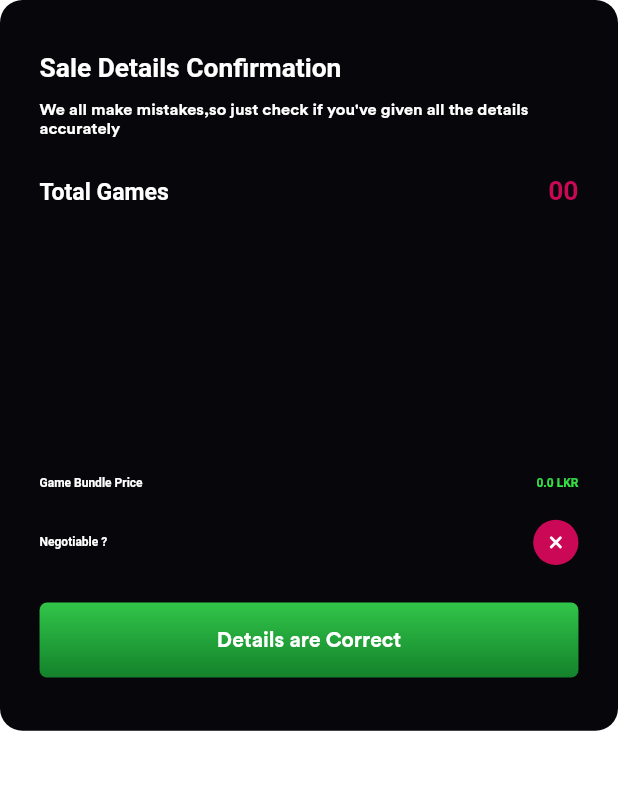
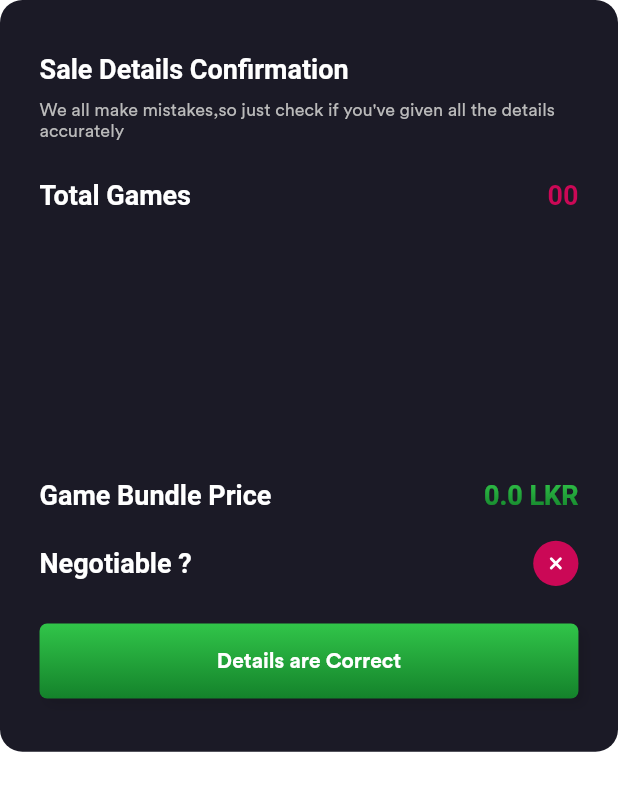
Before and after one commit to therealsuji/play-hq-flutter, a Flutter app: the CreateSaleConfirmBottomSheet widget shown alone on an empty page, opened directly, on a phone screen of 412 x 824 dp. Shown: the top 791 px of the screen. Run offline on Flutter 3.47's test engine with Material 2 defaults, Android fonts, the phone set to English and light mode, and no system bars; our stand-ins replace cached_network_image, dots_indicator, dotted_border, event_bus, firebase_auth, firebase_core and 10 more; accounts and stored records are empty; Roboto replaces fonts that are missing (Neusa Std).

Commit message:
added new color fixed routing names and refactored text styles to new

```diff
--- a/lib/helpers/app-colors.dart
+++ b/lib/helpers/app-colors.dart
@@ -25,6 +25,7 @@ const SubheadingText = Color(0xffBABABA);
 const InputFillColor = Color(0xff171B23);
 const SubContainerColor = Color(0xff171B23);
 const landingPageViewBodyColor = Color(0xffDEDFE1);
+const POPUP_COLOR = Color(0xff1B1A26);
 
 // Gradients
 const PRIMARY_GRADIENT = LinearGradient(
@@ -51,12 +52,6 @@ const GREEN_GRADIENT = LinearGradient(
   colors: [Color.fromRGBO(49, 197, 73, 1), Color.fromRGBO(20, 130, 43, 1)],
 );
 
-const LIGHT_GREEN_GRADIENT = LinearGradient(
-  begin: Alignment.topCenter,
-  end: Alignment.bottomCenter,
-  colors: [Color.fromRGBO(49, 197, 73, 1), Color.fromRGBO(54, 248, 62, 1)],
-);
-
 final Shader textPrimaryGradient = LinearGradient(
   colors: <Color>[Color(0xFFF84592), Color(0xFFD23163)],
 ).createShader(Rect.fromLTWH(0.0, 0.0, 200.0, 70.0));
--- a/lib/screens/create_sale/widgets/create-sale-confirm-bottom-sheet-widget.dart
+++ b/lib/screens/create_sale/widgets/create-sale-confirm-bottom-sheet-widget.dart
@@ -24,7 +24,7 @@ class CreateSaleConfirmBottomSheet extends StatelessWidget {
           ),
           decoration: BoxDecoration(
             borderRadius: BorderRadius.circular(15.0),
-            color: CONTAINER_COLOR,
+            color: POPUP_COLOR,
           ),
           child: Consumer<CreateSaleModel>(
             builder: (_, model, __) {
@@ -33,20 +33,14 @@ class CreateSaleConfirmBottomSheet extends StatelessWidget {
                 children: [
                   Text(
                     "Sale Details Confirmation",
-                    style: Theme.of(context).primaryTextTheme.subtitle1?.copyWith(
-                          fontFamily: Neusa,
-                          fontSize: ScreenUtils.getDesignWidth(16.0),
-                          color: Colors.white,
-                        ),
+                    style: Theme.of(context).primaryTextTheme.headline3,
                   ),
                   Padding(
                     padding: const EdgeInsets.only(top: 10.0, bottom: 25.0),
+                    // TODO change the text below
                     child: Text(
                       "We all make mistakes,so just check if you've given all the details accurately",
-                      style: Theme.of(context)
-                          .primaryTextTheme
-                          .subtitle1
-                          ?.copyWith(fontSize: ScreenUtils.getDesignWidth(10)),
+                      style: Theme.of(context).primaryTextTheme.bodyText2?.copyWith(color: SubheadingText),
                     ),
                   ),
                   Row(
@@ -54,18 +48,12 @@ class CreateSaleConfirmBottomSheet extends StatelessWidget {
                     children: [
                       Text(
                         "Total Games",
-                        style: Theme.of(context).primaryTextTheme.subtitle1?.copyWith(
-                              fontFamily: Neusa,
-                              fontSize: ScreenUtils.getDesignWidth(14.0),
-                              color: Colors.white,
-                            ),
+                        style: Theme.of(context).primaryTextTheme.headline3,
                       ),
                       Text(
                         "0" + model.gameList.length.toString(),
-                        style: Theme.of(context).primaryTextTheme.subtitle1?.copyWith(
+                        style: Theme.of(context).primaryTextTheme.headline3!.copyWith(
                               color: PRIMARY_COLOR,
-                              fontFamily: Neusa,
-                              fontSize: ScreenUtils.getDesignWidth(16.0),
                             ),
                       )
                     ],
@@ -94,18 +82,15 @@ class CreateSaleConfirmBottomSheet extends StatelessWidget {
                       children: [
                         Text(
                           "Game Bundle Price",
-                          style: Theme.of(context).primaryTextTheme.subtitle1?.copyWith(
-                                fontFamily: Neusa,
-                                color: Colors.white,
-                              ),
+                          style: Theme.of(context).primaryTextTheme.headline3,
                         ),
                         ShaderMask(
-                          shaderCallback: (bounds) => LIGHT_GREEN_GRADIENT.createShader(
+                          shaderCallback: (bounds) => GREEN_GRADIENT.createShader(
                             Rect.fromLTWH(0, 0, bounds.width, bounds.height),
                           ),
                           child: Text(
                             model.price.toString() + " LKR",
-                            style: Theme.of(context).primaryTextTheme.subtitle1?.copyWith(fontFamily: Neusa),
+                            style: Theme.of(context).primaryTextTheme.headline3,
                           ),
                         ),
                       ],
@@ -118,10 +103,7 @@ class CreateSaleConfirmBottomSheet extends StatelessWidget {
                       children: [
                         Text(
                           "Negotiable ?",
-                          style: Theme.of(context).primaryTextTheme.subtitle1?.copyWith(
-                                fontFamily: Neusa,
-                                color: Colors.white,
-                              ),
+                          style: Theme.of(context).primaryTextTheme.headline3,
                         ),
                         Container(
                           decoration: BoxDecoration(
--- a/lib/view-models/create-sale/impl-create-sale.dart
+++ b/lib/view-models/create-sale/impl-create-sale.dart
@@ -74,6 +74,7 @@ class ImplCreateSale extends CreateSaleModel {
     setSheetSaved(false);
     setSelectedGameCondition(null);
     setSelectedPlatform(null);
+    setPlatformIsExpanded(false);
   }
 
   @override
@@ -122,7 +123,6 @@ class ImplCreateSale extends CreateSaleModel {
     if (expanded) {
       _consoleList = _allConsoles;
     } else {
-      _selectedPlatform = null;
       _consoleList = popularConsoles.toSet();
     }
     notifyListeners();
@@ -178,6 +178,7 @@ class ImplCreateSale extends CreateSaleModel {
     } else {
       setSelectedGameCondition(null);
       setSelectedPlatform(null);
+      setPlatformIsExpanded(false);
     }
     notifyListeners();
   }
```
Also changed, not shown: lib/helpers/app-strings.dart (+5 -6 lines), lib/screens/create_sale/create-sale-screen.dart (+4 -11 lines), lib/screens/create_sale/widgets/create-sale-bottom-sheet-widget.dart (+4 -12 lines). Lines whose indentation alone changed are shown as unchanged.
